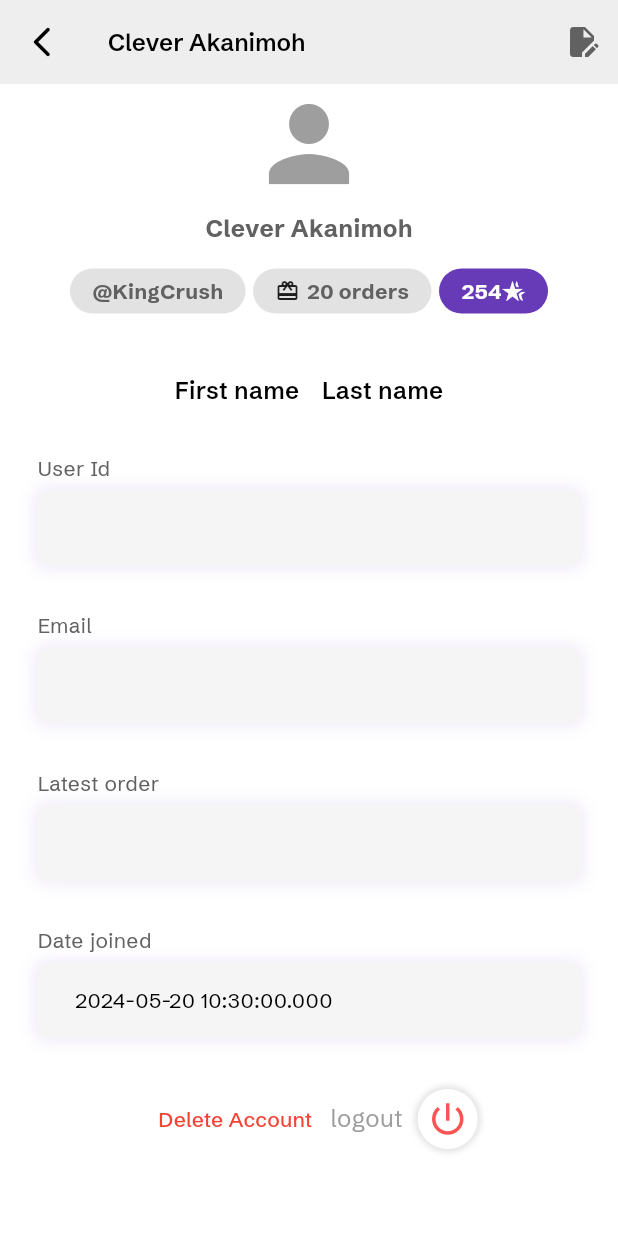
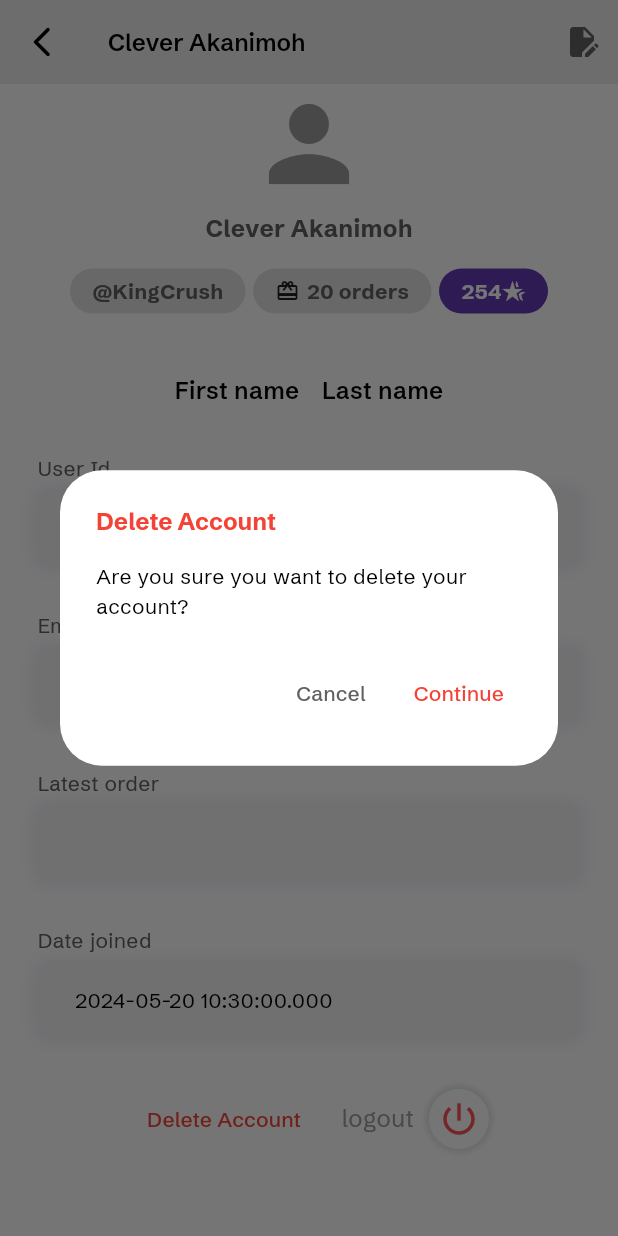
Before and after one commit to cleverAkanimoh/food_delivery_app, a Flutter app: the ProfilePage screen opened directly, after a tap on "Delete Account", on a phone screen of 412 x 824 dp. Run offline on Flutter 3.47's test engine with Material 3 defaults, Android fonts, the phone set to English and light mode, and no system bars; our stand-ins replace carousel_slider, cloud_firestore, firebase_auth, firebase_core, flutter_credit_card, google_maps_flutter and 2 more; accounts and stored records are empty; network calls fail.

Commit message:
changed 16 files

```diff
--- a/lib/pages/home_page.dart
+++ b/lib/pages/home_page.dart
@@ -31,7 +31,7 @@ class _HomePageState extends State<HomePage> {
         backgroundColor: mainColor,
         child: ListView(
           children: [
-            HomeHeader(),
+            const HomeHeader(),
             MyTextField(
               controller: searchController,
               hintText: "Search",
--- a/lib/pages/profile_page.dart
+++ b/lib/pages/profile_page.dart
@@ -1,13 +1,13 @@
 import 'package:flutter/material.dart';
-import 'package:food_delivery_app/widgets/colored_container.dart';
-import 'package:food_delivery_app/widgets/settings_page/settings_header.dart';
+import '/widgets/my_alert_dialog.dart';
+import '/widgets/settings_page/settings_header.dart';
 
-import '../constants.dart';
-import '../services/auth/auth_service.dart';
-import '../widgets/back_button.dart';
-import '../widgets/settings_page/logout_widget.dart';
-import '../widgets/settings_page/settings_container.dart';
-import '../widgets/title_text.dart';
+import '/constants.dart';
+import '/services/auth/auth_service.dart';
+import '/widgets/back_button.dart';
+import '/widgets/settings_page/logout_widget.dart';
+import '/widgets/settings_page/settings_container.dart';
+import '/widgets/title_text.dart';
 
 class ProfilePage extends StatelessWidget {
   ProfilePage({super.key});
@@ -26,6 +26,7 @@ class ProfilePage extends StatelessWidget {
         actions: [
           IconButton(
             onPressed: () {},
+            tooltip: "Edit Profile",
             icon: Icon(
               Icons.edit_document,
               color: Theme.of(context).colorScheme.inversePrimary,
@@ -77,12 +78,22 @@ class ProfilePage extends StatelessWidget {
               mainAxisAlignment: MainAxisAlignment.center,
               children: [
                 TextButton(
-                  onPressed: () {},
+                  onPressed: () => showDialog(
+                    context: context,
+                    builder: ((context) => MyAlertDialog(
+                          title: "Delete Account",
+                          content: const Text(
+                              "Are you sure you want to delete your account?"),
+                          primaryActionColor: Colors.red,
+                          onPressed: () {},
+                        )),
+                  ),
                   child: const Text(
                     "Delete Account",
                     style: TextStyle(color: Colors.red),
                   ),
                 ),
+                const SizedBox(width: smallWhiteSpace),
                 const LogoutWidget(),
               ],
             ),
--- a/lib/widgets/back_button.dart
+++ b/lib/widgets/back_button.dart
@@ -9,6 +9,7 @@ class CustomBackButton extends StatelessWidget {
   Widget build(BuildContext context) {
     return IconButton(
       onPressed: () => Navigator.pop(context),
+      tooltip: "back",
       icon: const Icon(
         Icons.arrow_back_ios_new_rounded,
       ),
--- a/lib/widgets/home_page/categories.dart
+++ b/lib/widgets/home_page/categories.dart
@@ -30,7 +30,7 @@ class _CategoriesState extends State<Categories> {
           ),
           categoryButton(
             "meals",
-            "assets/images/meals.jpg",
+            "assets/images/products/meal_1.jpg",
             const CategoryPage(category: "Meals"),
           ),
           categoryButton(
@@ -59,7 +59,6 @@ class _CategoriesState extends State<Categories> {
             child: Image.asset(
               imageSrc,
               width: 60,
-              height: 60,
             ),
           ),
           const SizedBox(height: smallWhiteSpace),
--- /dev/null
+++ b/lib/widgets/my_alert_dialog.dart
@@ -0,0 +1,54 @@
+import 'package:flutter/material.dart';
+
+import '../constants.dart';
+
+class MyAlertDialog extends StatelessWidget {
+  final String? title;
+  final Widget? content;
+  final Color? primaryActionColor;
+  final void Function()? onPressed;
+  const MyAlertDialog({
+    super.key,
+    this.title,
+    this.content,
+    this.primaryActionColor,
+    this.onPressed,
+  });
+
+  @override
+  Widget build(BuildContext context) {
+    return AlertDialog(
+      backgroundColor: Theme.of(context).colorScheme.tertiary,
+      surfaceTintColor: Colors.transparent,
+      title: Text(
+        title!,
+        style: TextStyle(
+          fontSize: headingSize,
+          fontWeight: FontWeight.bold,
+          color: primaryActionColor,
+        ),
+      ),
+      content: content,
+      actions: [
+        TextButton(
+          onPressed: () => Navigator.pop(context),
+          child: Text(
+            "Cancel",
+            style: TextStyle(
+              color: Theme.of(context).colorScheme.inversePrimary,
+            ),
+          ),
+        ),
+        TextButton(
+          onPressed: onPressed,
+          child: Text(
+            "Continue",
+            style: TextStyle(
+              color: primaryActionColor,
+            ),
+          ),
+        ),
+      ],
+    );
+  }
+}
```
Also changed, not shown: lib/models/restaurant.dart (+44 -18 lines), lib/pages/login_page.dart (+3 -8 lines), lib/widgets/home_page/featured_container.dart (+40 -30 lines), assets/images/delivery.png (deleted), assets/images/meals.jpg (deleted), 6 other files.
